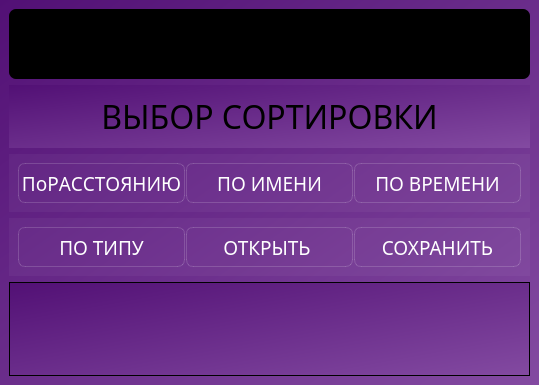
First picture: the form in mainwindow.ui, repository KonstantinSyitnikov/OpenFRW, before the edit.
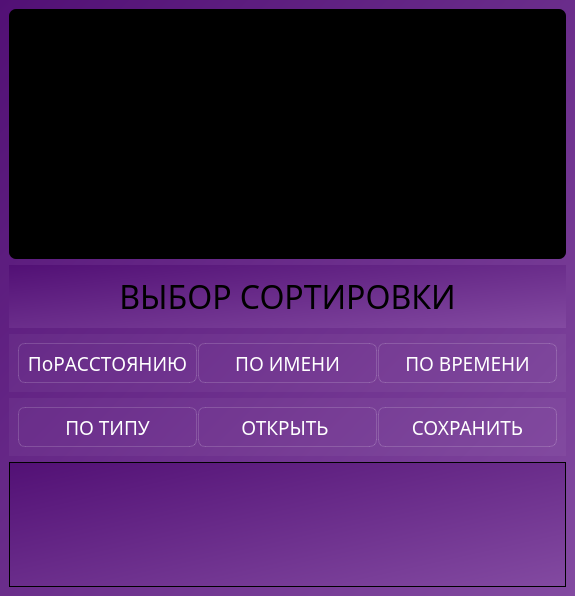
Second picture: the form after the edit. Icons and pictures are not drawn.

Diff of the .ui file:
```diff
--- a/mainwindow.ui
+++ b/mainwindow.ui
@@ -6,8 +6,8 @@
    <rect>
     <x>0</x>
     <y>0</y>
-    <width>539</width>
-    <height>385</height>
+    <width>575</width>
+    <height>596</height>
    </rect>
   </property>
   <property name="windowTitle">
@@ -26,7 +26,7 @@
         <property name="minimumSize">
          <size>
           <width>0</width>
-          <height>70</height>
+          <height>250</height>
          </size>
         </property>
         <property name="font">
```
Left out of the diff: 2 changed lines with no effect on the pictures.
